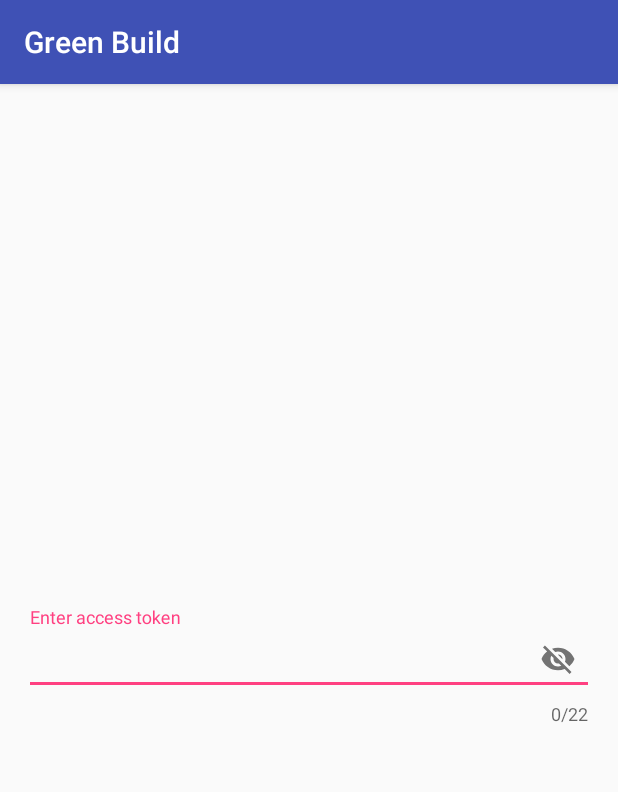
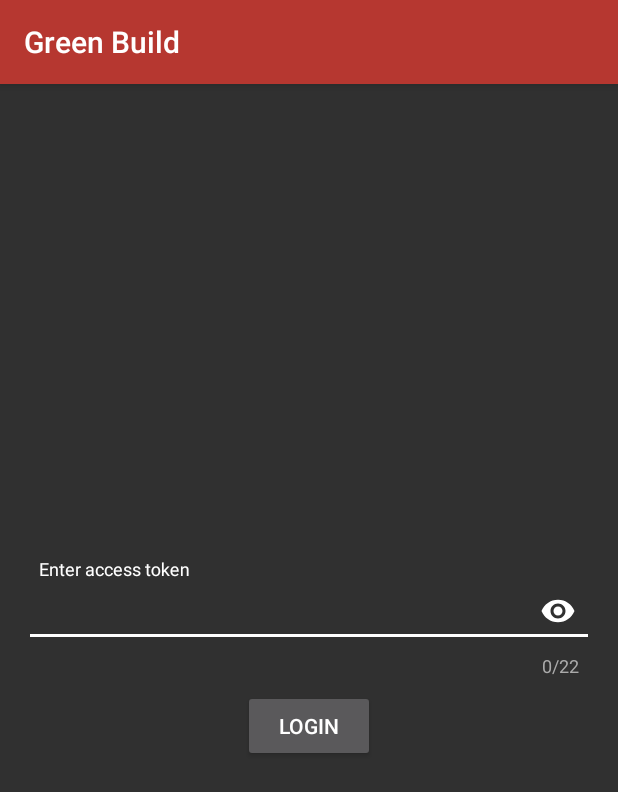
Before and after one commit to kevalpatel2106/green-build, an Android app: the screen it shows after launch (AuthenticationActivity), on a phone screen of 412 x 824 dp. Shown: the top 792 px of the screen. Run offline under Robolectric (Android 15) with nearby library versions, the phone set to English and light mode, and no system bars; Roboto replaces fonts that are not available here.

Commit message:
Adding base module and test resources. Created authentication screen.

```diff
--- a/app/build.gradle
+++ b/app/build.gradle
@@ -7,6 +7,9 @@
  */
 
 apply plugin: 'com.android.application'
+apply plugin: 'jacoco-android'
+apply plugin: 'kotlin-android'
+apply plugin: 'kotlin-android-extensions'
 
 android {
     buildTypes {
@@ -38,7 +41,6 @@ dependencies {
     testImplementation project(':testutils')
     androidTestImplementation project(':testutils')
 
-    implementation 'com.android.support:multidex:1.0.3'
     implementation "com.android.support:appcompat-v7:${versions.supportLibrary}"
     implementation "com.android.support:design:${versions.supportLibrary}"
     implementation 'com.android.support.constraint:constraint-layout:1.1.0'
--- a/app/src/main/AndroidManifest.xml
+++ b/app/src/main/AndroidManifest.xml
@@ -4,7 +4,6 @@
           package="com.kevalpatel2106.ci.greenbuild">
 
     <application
-        android:name=".GreenBuild"
         android:allowBackup="false"
         android:icon="@mipmap/ic_launcher"
         android:label="@string/app_name"
--- a/app/src/main/java/com/kevalpatel2106/ci/greenbuild/AuthenticationActivity.kt
+++ b/app/src/main/java/com/kevalpatel2106/ci/greenbuild/AuthenticationActivity.kt
@@ -8,8 +8,11 @@
 
 package com.kevalpatel2106.ci.greenbuild
 
+import android.graphics.Color
+import android.graphics.PorterDuff
 import android.os.Bundle
 import android.support.v7.app.AppCompatActivity
+import kotlinx.android.synthetic.main.activity_authentication.*
 
 /**
  * Main activity.
@@ -21,5 +24,8 @@ class AuthenticationActivity : AppCompatActivity() {
     override fun onCreate(savedInstanceState: Bundle?) {
         super.onCreate(savedInstanceState)
         setContentView(R.layout.activity_authentication)
+
+        authentication_token_et.background.mutate().setColorFilter(Color.WHITE, PorterDuff.Mode.SRC_ATOP)
+
     }
 }
--- a/app/src/main/java/com/kevalpatel2106/ci/greenbuild/GreenBuild.kt
+++ /dev/null
@@ -1,12 +0,0 @@
-package com.kevalpatel2106.ci.greenbuild
-
-import android.support.multidex.MultiDexApplication
-
-/**
- * Created by Kevalpatel2106 on 16-Apr-18.
- *
- * @author <a href="https://github.com/kevalpatel2106">kevalpatel2106</a>
- */
-class GreenBuild : MultiDexApplication() {
-
-}
--- a/app/src/main/res/layout/activity_authentication.xml
+++ b/app/src/main/res/layout/activity_authentication.xml
@@ -1,5 +1,6 @@
 <?xml version="1.0" encoding="utf-8"?>
-<android.support.constraint.ConstraintLayout xmlns:android="http://schemas.android.com/apk/res/android"
+<android.support.constraint.ConstraintLayout
+    xmlns:android="http://schemas.android.com/apk/res/android"
     xmlns:app="http://schemas.android.com/apk/res-auto"
     xmlns:tools="http://schemas.android.com/tools"
     android:layout_width="match_parent"
@@ -7,29 +8,50 @@
     tools:context=".AuthenticationActivity">
 
     <android.support.design.widget.TextInputLayout
+        android:id="@+id/authentication_token_til"
         android:layout_width="0dp"
         android:layout_height="wrap_content"
         android:layout_marginBottom="8dp"
         android:layout_marginEnd="16dp"
         android:layout_marginStart="16dp"
-        app:passwordToggleEnabled="true"
-        app:passwordToggleContentDescription="Toggle password visibility"
-        app:errorEnabled="true"
+        android:layout_marginTop="16dp"
         app:counterEnabled="true"
         app:counterMaxLength="22"
+        app:errorEnabled="true"
+        app:hintAnimationEnabled="true"
         app:hintEnabled="true"
-        app:hintAnimationEnabled="true"
-        android:layout_marginTop="16dp"
+        app:layout_constraintBottom_toTopOf="@+id/authentication_btn"
+        app:layout_constraintEnd_toEndOf="parent"
+        app:layout_constraintHorizontal_bias="0.5"
+        app:layout_constraintStart_toStartOf="parent"
+        app:layout_constraintTop_toTopOf="parent"
+        app:layout_constraintVertical_chainStyle="packed"
+        app:passwordToggleContentDescription="Toggle password visibility"
+        app:passwordToggleEnabled="true"
+        app:passwordToggleTint="@android:color/white">
+
+        <android.support.design.widget.TextInputEditText
+            android:id="@+id/authentication_token_et"
+            android:layout_width="match_parent"
+            android:layout_height="wrap_content"
+            android:hint="@string/authentication_hint_enter_access_token"
+            android:inputType="textPassword"
+            android:paddingEnd="10dp"
+            android:paddingStart="10dp"/>
+    </android.support.design.widget.TextInputLayout>
+
+    <Button
+        android:id="@+id/authentication_btn"
+        android:layout_width="88dp"
+        android:layout_height="wrap_content"
+        android:layout_marginBottom="16dp"
+        android:layout_marginEnd="8dp"
+        android:layout_marginStart="8dp"
+        android:text="@string/authentication_hint_login"
         app:layout_constraintBottom_toBottomOf="parent"
         app:layout_constraintEnd_toEndOf="parent"
-        app:layout_constraintHorizontal_bias="0.0"
+        app:layout_constraintHorizontal_bias="0.5"
         app:layout_constraintStart_toStartOf="parent"
-        app:layout_constraintTop_toTopOf="parent">
-
-        <android.support.design.widget.TextInputEditText
-            android:layout_width="match_parent"
-            android:layout_height="wrap_content"
-            android:hint="Enter access token"/>
-    </android.support.design.widget.TextInputLayout>
+        app:layout_constraintTop_toBottomOf="@+id/authentication_token_til"/>
 
 </android.support.constraint.ConstraintLayout>
--- a/app/src/main/res/values/colors.xml
+++ b/app/src/main/res/values/colors.xml
@@ -1,6 +1,4 @@
 <?xml version="1.0" encoding="utf-8"?>
 <resources>
-    <color name="colorPrimary">#3F51B5</color>
-    <color name="colorPrimaryDark">#303F9F</color>
-    <color name="colorAccent">#FF4081</color>
+
 </resources>
--- a/app/src/main/res/values/strings.xml
+++ b/app/src/main/res/values/strings.xml
@@ -1,3 +1,5 @@
 <resources>
     <string name="app_name">Green Build</string>
+    <string name="authentication_hint_enter_access_token">Enter access token</string>
+    <string name="authentication_hint_login">Login</string>
 </resources>
--- a/app/src/main/res/values/styles.xml
+++ /dev/null
@@ -1,11 +0,0 @@
-<resources>
-
-    <!-- Base application theme. -->
-    <style name="AppTheme" parent="Theme.AppCompat.Light.DarkActionBar">
-        <!-- Customize your theme here. -->
-        <item name="colorPrimary">@color/colorPrimary</item>
-        <item name="colorPrimaryDark">@color/colorPrimaryDark</item>
-        <item name="colorAccent">@color/colorAccent</item>
-    </style>
-
-</resources>
--- a/config.gradle
+++ b/config.gradle
@@ -43,7 +43,7 @@ ext {
     }
 
     defaultAppConfig = {
-        multiDexEnabled true
+        multiDexEnabled false
 
         applicationId "com.kevalpatel2106.ci.greenbuild"
 
@@ -70,6 +70,8 @@ ext {
         //Versions config
         versionCode 1
         versionName "1.0"
+
+        consumerProguardFiles '../proguard-rules.pro'
 
         testInstrumentationRunner "android.support.test.runner.AndroidJUnitRunner"
     }
```
Also changed, not shown: base/build.gradle (+11 -3 lines), base/src/main/java/com/kevalpatel2106/ci/greenbuild/base/arch/BaseViewModel.kt (deleted, +0 -71 lines), base/src/main/java/com/kevalpatel2106/ci/greenbuild/base/arch/ErrorMessage.kt (deleted, +0 -121 lines), base/src/main/java/com/kevalpatel2106/ci/greenbuild/base/arch/SingleLiveEvent.kt (deleted, +0 -75 lines), build.gradle (+9 -13 lines), testutils/build.gradle (+0 -14 lines).
